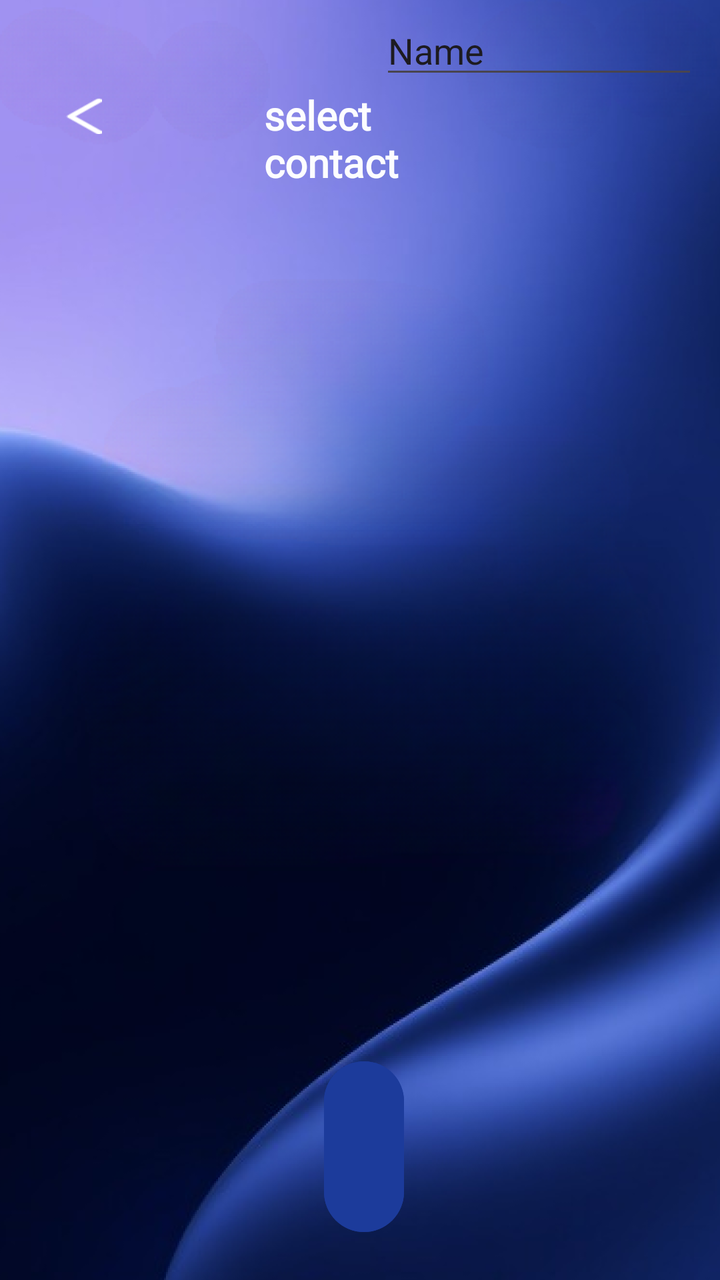
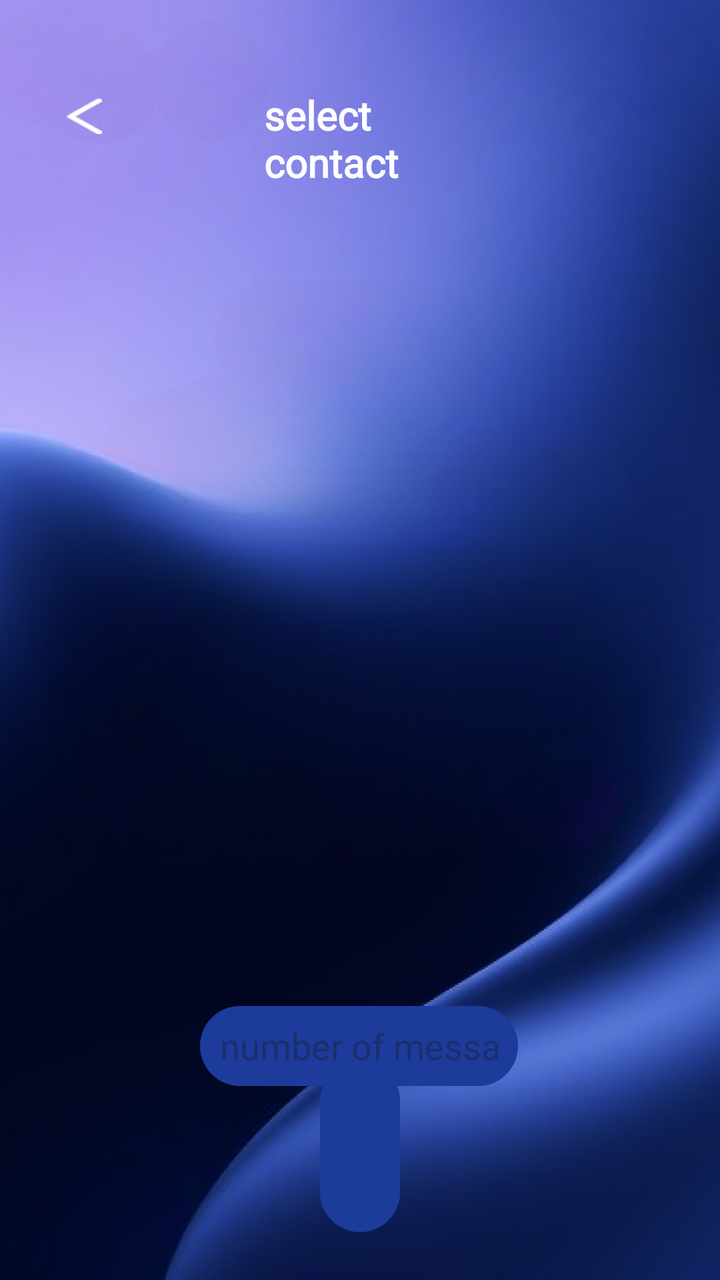

An Android layout rendered at two revisions. The XML below is the earlier revision; the diff shows what the commit changed to produce the second picture.
<!-- AndroidManifest.xml: application theme Theme.Lasttele -->
<!-- res/layout/contact_main.xml -->
<?xml version="1.0" encoding="utf-8"?>
<RelativeLayout xmlns:android="http://schemas.android.com/apk/res/android"
    xmlns:app="http://schemas.android.com/apk/res-auto"
    xmlns:tools="http://schemas.android.com/tools"
    android:id="@+id/main"
    android:layout_width="match_parent"
    android:layout_height="match_parent"
    android:background="@drawable/background_1"
    tools:context=".ContactsActivity"

    >


    <androidx.recyclerview.widget.RecyclerView
        android:id="@+id/recyclerView"
        android:layout_width="match_parent"
        android:layout_height="703dp"
        android:layout_alignParentTop="true"
        android:layout_alignParentEnd="true"
        android:layout_alignParentBottom="true"
        android:layout_marginTop="105dp"
        android:layout_marginEnd="0dp"
        android:layout_marginBottom="83dp"
        app:layout_constraintBottom_toBottomOf="parent"
        app:layout_constraintEnd_toEndOf="parent"
        app:layout_constraintHorizontal_bias="0.0"
        app:layout_constraintStart_toStartOf="parent"
        app:layout_constraintTop_toTopOf="parent" />

    <TextView
        android:id="@+id/textView"
        android:layout_width="147dp"
        android:layout_height="wrap_content"
        android:layout_alignParentStart="true"
        android:layout_alignParentTop="true"
        android:layout_alignParentEnd="true"
        android:layout_marginStart="132dp"
        android:layout_marginTop="44dp"
        android:layout_marginEnd="132dp"
        android:fontFamily="@font/inter_bold"
        android:text="select contact"
        android:textColor="#FAFFFFFF"
        android:textSize="20sp"
        android:textStyle="bold"
        app:layout_constraintEnd_toEndOf="parent"
        app:layout_constraintHorizontal_bias="0.498"
        app:layout_constraintStart_toStartOf="parent"
        app:layout_constraintTop_toTopOf="parent" />

    <Button
        android:id="@+id/buttonselect"
        android:onClick="onbut"
        android:layout_width="wrap_content"
        android:layout_height="wrap_content"
        android:layout_alignParentStart="true"
        android:layout_alignParentEnd="true"
        android:layout_alignParentBottom="true"
        android:layout_marginStart="162dp"
        android:layout_marginEnd="158dp"
        android:layout_marginBottom="20dp"
        android:backgroundTint="#1C3B9B"
        android:color="#1C3B9B"
        android:text="next"
        android:textSize="15sp"
        android:textStyle="bold" />

    <Button
        android:id="@+id/return_button"
        android:onClick="onbuttonclick"
        android:layout_width="70dp"
        android:layout_height="wrap_content"
        android:layout_alignParentStart="true"
        android:layout_alignParentTop="true"
        android:layout_marginStart="9dp"
        android:layout_marginTop="34dp"
        android:backgroundTint="#001C3B9B"
        android:color="#1C3B9B"
        android:fontFamily="sans-serif-black"
        android:textSize="10sp"
        app:icon="@drawable/return_icon" />

    <ProgressBar
        android:id="@+id/progressBar"
        style="?android:attr/progressBarStyle"
        android:layout_width="wrap_content"
        android:layout_height="wrap_content"
        android:layout_alignParentStart="true"
        android:layout_alignParentTop="true"
        android:layout_marginStart="315dp"
        android:visibility="gone"
        android:layout_marginTop="13dp" />

    <EditText
        android:id="@+id/quantity"
        android:layout_width="wrap_content"
        android:layout_height="wrap_content"
        android:layout_alignParentStart="true"
        android:layout_alignParentTop="true"
        android:layout_alignParentEnd="true"
        android:layout_marginStart="190dp"
        android:layout_marginTop="3dp"
        android:layout_marginEnd="11dp"
        android:ems="10"
        android:inputType="text"
        android:text="Name" />


</RelativeLayout>
<!-- resources referenced by this layout -->
<resources>
  <!-- drawable background_1: png bitmap (drawable-xhdpi, 511664 bytes) -->
  <!-- drawable return_icon: png bitmap (drawable, 409 bytes) -->
  <style name="Theme.Lasttele" parent="Base.Theme.Lasttele" />
  <style name="Base.Theme.Lasttele" parent="Theme.Material3.DayNight.NoActionBar">
          
  
          
      </style>
</resources>

<!-- the commit's change to res/layout/contact_main.xml (unified diff, before → after) -->
@@ -14,13 +14,13 @@
     <androidx.recyclerview.widget.RecyclerView
         android:id="@+id/recyclerView"
         android:layout_width="match_parent"
-        android:layout_height="703dp"
+        android:layout_height="620dp"
         android:layout_alignParentTop="true"
         android:layout_alignParentEnd="true"
         android:layout_alignParentBottom="true"
-        android:layout_marginTop="105dp"
+        android:layout_marginTop="101dp"
         android:layout_marginEnd="0dp"
-        android:layout_marginBottom="83dp"
+        android:layout_marginBottom="170dp"
         app:layout_constraintBottom_toBottomOf="parent"
         app:layout_constraintEnd_toEndOf="parent"
         app:layout_constraintHorizontal_bias="0.0"
@@ -29,7 +29,7 @@
 
     <TextView
         android:id="@+id/textView"
-        android:layout_width="147dp"
+        android:layout_width="wrap_content"
         android:layout_height="wrap_content"
         android:layout_alignParentStart="true"
         android:layout_alignParentTop="true"
@@ -49,17 +49,17 @@
 
     <Button
         android:id="@+id/buttonselect"
-        android:onClick="onbut"
         android:layout_width="wrap_content"
         android:layout_height="wrap_content"
         android:layout_alignParentStart="true"
         android:layout_alignParentEnd="true"
         android:layout_alignParentBottom="true"
-        android:layout_marginStart="162dp"
-        android:layout_marginEnd="158dp"
+        android:layout_marginStart="160dp"
+        android:layout_marginEnd="160dp"
         android:layout_marginBottom="20dp"
         android:backgroundTint="#1C3B9B"
         android:color="#1C3B9B"
+        android:onClick="onbut"
         android:text="next"
         android:textSize="15sp"
         android:textStyle="bold" />
@@ -67,7 +67,7 @@
     <Button
         android:id="@+id/return_button"
         android:onClick="onbuttonclick"
-        android:layout_width="70dp"
+        android:layout_width="wrap_content"
         android:layout_height="wrap_content"
         android:layout_alignParentStart="true"
         android:layout_alignParentTop="true"
@@ -93,16 +93,23 @@
     <EditText
         android:id="@+id/quantity"
         android:layout_width="wrap_content"
-        android:layout_height="wrap_content"
+        android:layout_height="40dp"
         android:layout_alignParentStart="true"
-        android:layout_alignParentTop="true"
         android:layout_alignParentEnd="true"
-        android:layout_marginStart="190dp"
-        android:layout_marginTop="3dp"
-        android:layout_marginEnd="11dp"
+        android:layout_alignParentBottom="true"
+        android:layout_marginStart="100dp"
+        android:layout_marginEnd="101dp"
+        android:background="@drawable/rounded_edittext2"
+        android:layout_marginBottom="97dp"
+
+
+        android:textColor="#FAFFFFFF"
         android:ems="10"
+
+        android:hint="number of messages"
         android:inputType="text"
-        android:text="Name" />
+        android:textAlignment="center"  /> 
+
 
 
 </RelativeLayout>
<!-- resource entries referenced after the edit -->
@@ -2,6 +2,13 @@
 <resources>
   <!-- drawable background_1: png bitmap (drawable-xhdpi, 511664 bytes) -->
   <!-- drawable return_icon: png bitmap (drawable, 409 bytes) -->
+  <!-- drawable rounded_edittext2 (drawable) -->
+  <?xml version="1.0" encoding="utf-8"?>
+  <shape xmlns:android="http://schemas.android.com/apk/res/android" android:shape="rectangle">
+      <solid android:color="#1C3B9B"/> 
+      <corners android:radius="20dp"/> 
+      <padding android:left="10dp" android:top="5dp" android:right="10dp" android:bottom="5dp"/>
+  </shape>
   <style name="Theme.Lasttele" parent="Base.Theme.Lasttele" />
   <style name="Base.Theme.Lasttele" parent="Theme.Material3.DayNight.NoActionBar">
           
